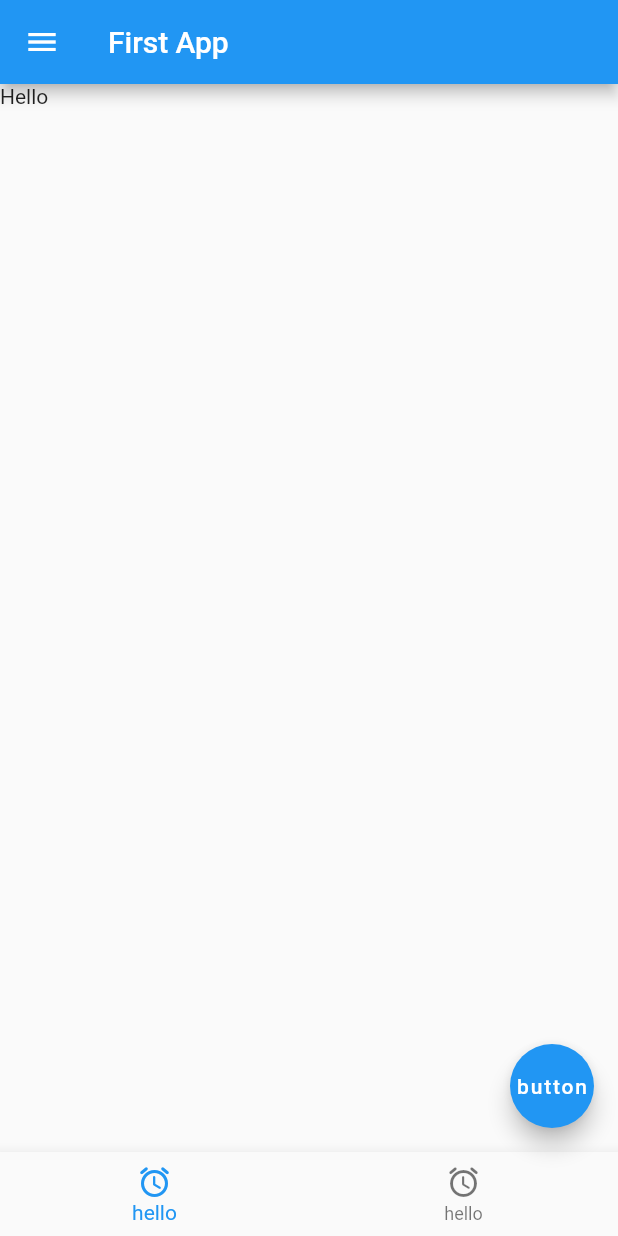
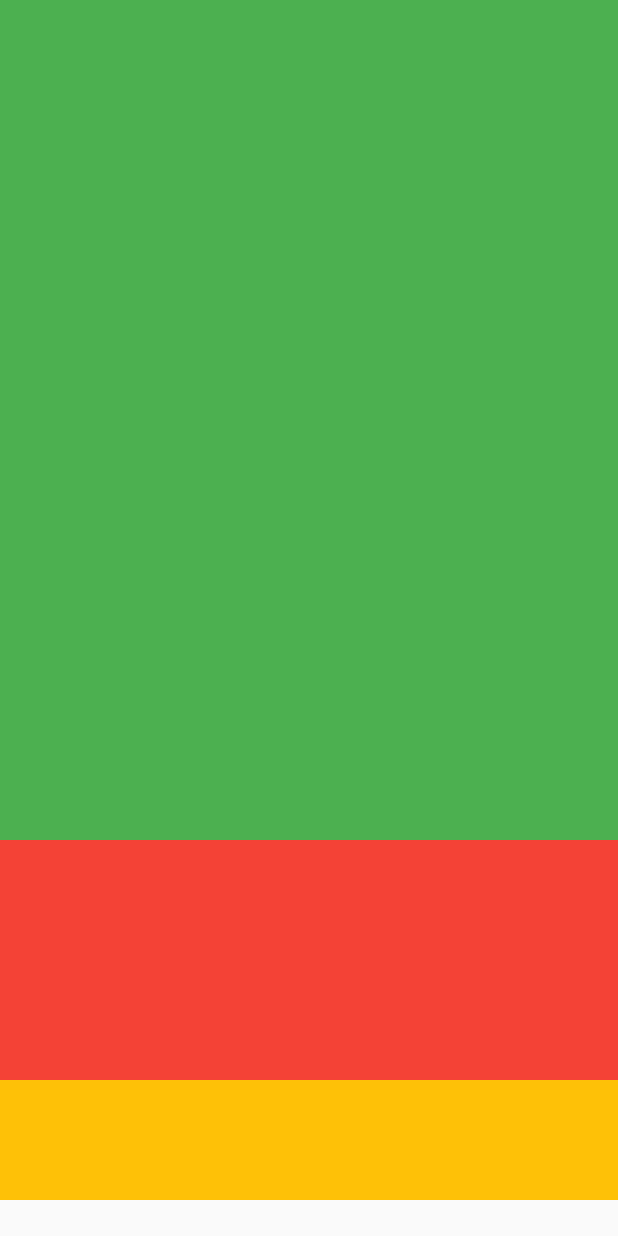
Before and after one commit to yooseek/flutter_first, a Flutter app: the screen it shows after launch, on a phone screen of 412 x 824 dp. Run offline on Flutter 3.47's test engine with Material 2 defaults, Android fonts, the phone set to English and light mode, and no system bars.

Commit message:
1월23일

```diff
--- a/lib/main.dart
+++ b/lib/main.dart
@@ -1,35 +1,47 @@
 import 'package:flutter/material.dart';
 
-void main() {
-  runApp(FirstApp());
+void main() { // main thread 는 runApp을 실행시키고 종료됩니다.
+  runApp(FirstApp()); // 비동기로 실행됨 ( 이벤트 루프에 등록됨 )
 }
+
 class FirstApp extends StatelessWidget {
   @override
-  Widget build(BuildContext context){
-    return MaterialApp( // AndroidApp 을 만들꺼에요
+  Widget build(BuildContext context) {
+    return MaterialApp( // ios는 CupertinoApp
+      // AndroidApp 을 만들꺼에요,
       home: SafeArea(
-        child: Scaffold(   // 기본 구조를 들고 있어요.
-          appBar: AppBar(
-            backgroundColor: Colors.blue,
-            title: Text("First App"),
-            leading: Icon(Icons.menu),
-          ),
-          body: Text("Hello"),
-          floatingActionButton: FloatingActionButton(
-            onPressed: () {
-              print("버튼 클릭됨");
-            },
-            child: Text("button"),
-          ),
-          bottomNavigationBar: BottomNavigationBar(
-            items: [
-              BottomNavigationBarItem(label : "hello",icon: Icon(Icons.access_alarm_rounded,)),
-              BottomNavigationBarItem(label : "hello",icon: Icon(Icons.access_alarm_rounded,)),
-            ],
-          ),
-
+        child: Scaffold(
+          body: HomeApp(),
         ),
       ),
     );
   }
 }
+
+class HomeApp extends StatelessWidget {
+  Widget build(BuildContext context){
+    var m = MediaQuery.of(context);
+    var safeArea = m.size.height - AppBar().preferredSize.height - m.padding.top - m.padding.bottom;
+    print("넓이 : ${m.size.width}");
+    print("높이 : ${m.size.height}");
+    print("패딩 탑 : ${safeArea}");
+    var test = AppBar().preferredSize.height;
+    print("앱바 사이즈 : ${test}");
+    return Column(
+      children: [
+        Container(
+          height: (m.size.height-24) * 0.7,
+          color: Colors.green,
+        ),
+        Container(
+          height: (m.size.height-24) * 0.2,
+          color: Colors.red,
+        ),
+        Container(
+          height: (m.size.height-24) * 0.1,
+          color: Colors.amber,
+        )
+      ],
+    );
+  }
+}
```
